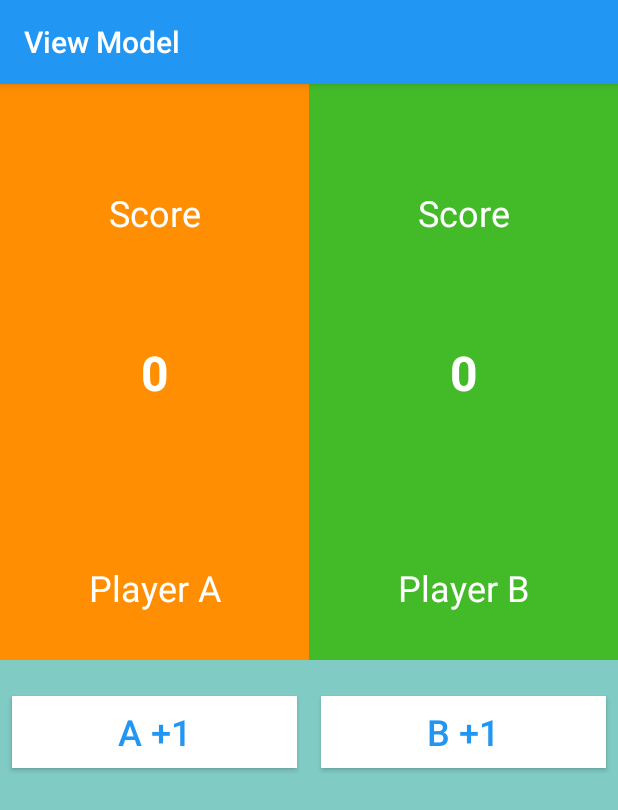
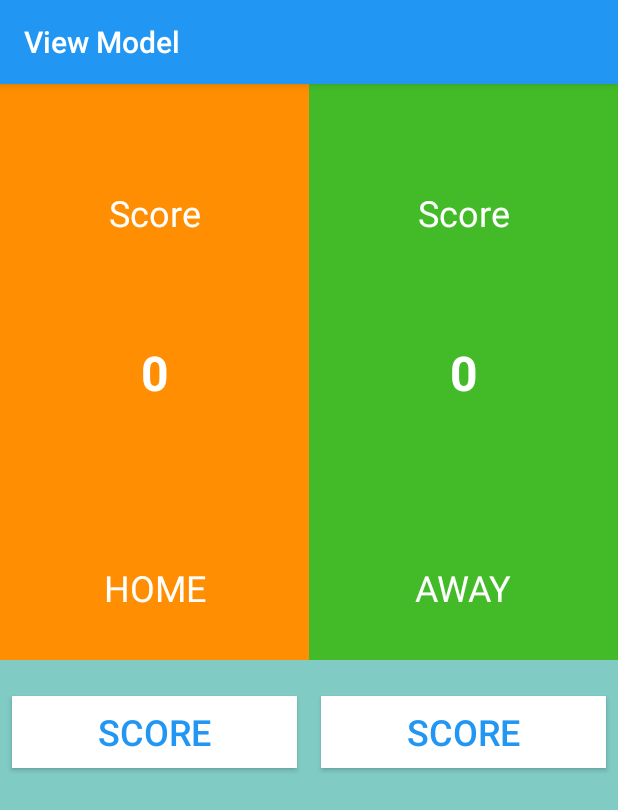
Before and after one commit to novendrasatria/pemrograman-mobile, an Android app: the screen it shows after launch (MainActivity), on a phone screen of 412 x 824 dp. Shown: the top 810 px of the screen. Run offline under Robolectric (Android 15) with nearby library versions, the phone set to English and light mode, and no system bars.

Commit message:
Pertemuan 9

```diff
--- a/pertemuan9/app/src/main/res/layout/activity_main.xml
+++ b/pertemuan9/app/src/main/res/layout/activity_main.xml
@@ -26,7 +26,7 @@
             android:layout_marginStart="8dp"
             android:layout_marginEnd="8dp"
             android:layout_marginBottom="32dp"
-            android:text="Player A"
+            android:text="HOME"
             android:textColor="#ffffff"
             android:textSize="24sp"
             app:layout_constraintBottom_toBottomOf="parent"
@@ -85,7 +85,7 @@
             android:layout_marginStart="8dp"
             android:layout_marginEnd="8dp"
             android:layout_marginBottom="32dp"
-            android:text="Player B"
+            android:text="AWAY"
             android:textColor="#ffffff"
             android:textSize="24sp"
             app:layout_constraintBottom_toBottomOf="parent"
@@ -135,7 +135,8 @@
         app:layout_constraintBottom_toBottomOf="parent"
         app:layout_constraintEnd_toEndOf="parent"
         app:layout_constraintStart_toStartOf="parent"
-        app:layout_constraintTop_toBottomOf="@+id/constraintLayout4">
+        app:layout_constraintTop_toBottomOf="@+id/constraintLayout4"
+        tools:context="com.novendra.satria.pertemuan9.ToastActivity">
 
         <Button
             android:id="@+id/btnPlayerA"
@@ -145,15 +146,14 @@
             android:layout_marginTop="24dp"
             android:layout_marginEnd="8dp"
             android:background="#fff"
-            android:text="A +1"
+            android:text="SCORE"
             android:textColor="#2196F3"
             android:textSize="24sp"
             app:layout_constraintEnd_toStartOf="@+id/btnPlayerB"
             app:layout_constraintHorizontal_bias="0.5"
             app:layout_constraintHorizontal_chainStyle="spread"
             app:layout_constraintStart_toStartOf="parent"
-            app:layout_constraintTop_toTopOf="parent"
-            tools:context=".ToastActivity"/>
+            app:layout_constraintTop_toTopOf="parent"/>
 
         <Button
             android:id="@+id/btnPlayerB"
@@ -163,14 +163,13 @@
             android:layout_marginTop="24dp"
             android:layout_marginEnd="8dp"
             android:background="#fff"
-            android:text="B +1"
+            android:text="SCORE"
             android:textColor="#2196F3"
             android:textSize="24sp"
             app:layout_constraintEnd_toEndOf="parent"
             app:layout_constraintHorizontal_bias="0.5"
             app:layout_constraintStart_toEndOf="@+id/btnPlayerA"
-            app:layout_constraintTop_toTopOf="parent"
-            tools:context=".ToastActivity"/>
+            app:layout_constraintTop_toTopOf="parent" />
 
     </androidx.constraintlayout.widget.ConstraintLayout>
 
```
Also changed, not shown: pertemuan9/app/src/main/java/com/novendra/satria/pertemuan9/ToastActivity.kt (+4 -4 lines).
